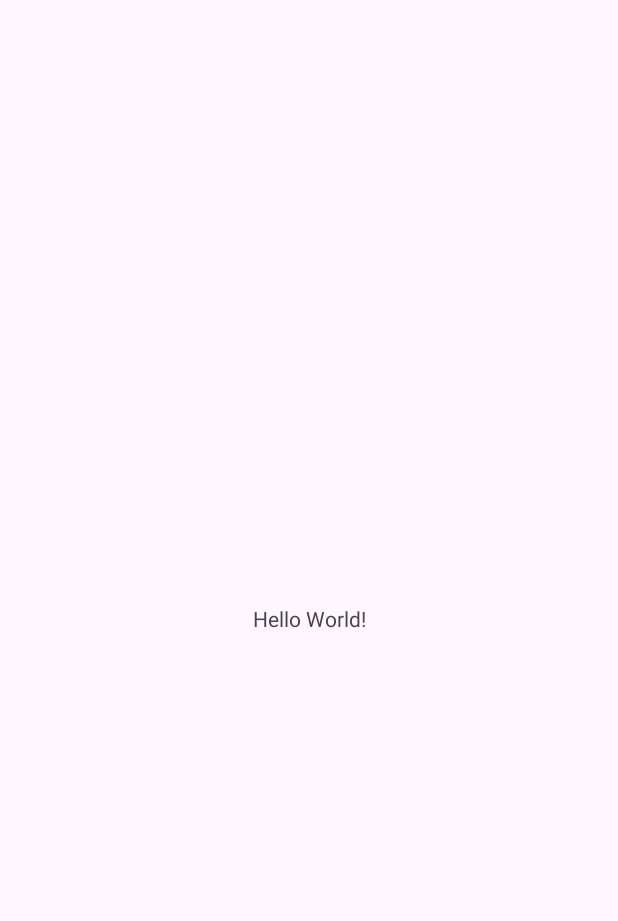
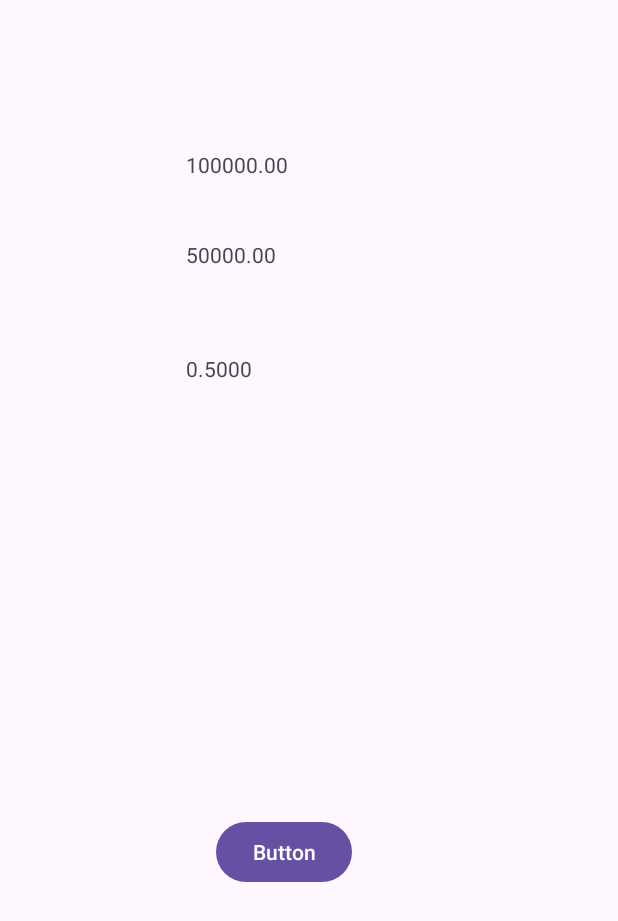
Before and after one commit to JoaoWalter193/MOBILE-ConversorMoeda, an Android app: the screen it shows after launch (MainActivity), on a phone screen of 412 x 824 dp. Before the commit the part shown is almost empty. Shown: the top 921 px of the screen. Run offline under Robolectric (Android 15) with nearby library versions, the phone set to English and light mode, and no system bars.

Commit message:
pedro melhora pfv, n se caga

```diff
--- a/app/src/main/AndroidManifest.xml
+++ b/app/src/main/AndroidManifest.xml
@@ -1,8 +1,8 @@
 <?xml version="1.0" encoding="utf-8"?>
 <manifest xmlns:android="http://schemas.android.com/apk/res/android"
     xmlns:tools="http://schemas.android.com/tools">
+
     <uses-permission android:name="android.permission.INTERNET" />
-
 
     <application
         android:allowBackup="true"
@@ -13,6 +13,9 @@
         android:roundIcon="@mipmap/ic_launcher_round"
         android:supportsRtl="true"
         android:theme="@style/Theme.ConversorDeMoedas">
+        <activity
+            android:name=".ConvertResources"
+            android:exported="false" />
         <activity
             android:name=".MainActivity"
             android:exported="true">
--- a/app/src/main/java/com/example/conversordemoedas/MainActivity.kt
+++ b/app/src/main/java/com/example/conversordemoedas/MainActivity.kt
@@ -1,12 +1,25 @@
 package com.example.conversordemoedas
 
+import android.content.Intent
 import android.os.Bundle
+import android.view.View
+import android.widget.TextView
 import androidx.activity.enableEdgeToEdge
 import androidx.appcompat.app.AppCompatActivity
 import androidx.core.view.ViewCompat
 import androidx.core.view.WindowInsetsCompat
+import retrofit2.Retrofit
+import retrofit2.converter.gson.GsonConverterFactory
 
 class MainActivity : AppCompatActivity() {
+
+    private lateinit var textViewReal: TextView
+    private lateinit var textViewDolar: TextView
+    private lateinit var textViewBtc: TextView
+
+
+
+
     override fun onCreate(savedInstanceState: Bundle?) {
         super.onCreate(savedInstanceState)
         enableEdgeToEdge()
@@ -16,5 +29,19 @@ class MainActivity : AppCompatActivity() {
             v.setPadding(systemBars.left, systemBars.top, systemBars.right, systemBars.bottom)
             insets
         }
+        textViewReal = findViewById(R.id.textViewReal)
+        textViewDolar = findViewById(R.id.textViewDolar)
+        textViewBtc = findViewById(R.id.textViewBitcoin)
+        textViewReal.setText("%.2f".format(Valores.valorReal))
+        textViewDolar.setText("%.2f".format(Valores.valorDOlar))
+        textViewBtc.setText("%.4f".format(Valores.valorBtc))
+
     }
+
+    fun irConverter(view: View){
+        val intent = Intent(this, ConvertResources::class.java)
+        startActivity(intent)
+    }
+
+
 }
--- /dev/null
+++ b/app/src/main/java/com/example/conversordemoedas/Valores.kt
@@ -0,0 +1,8 @@
+package com.example.conversordemoedas
+
+object Valores {
+    var valorReal = 100000.00
+    var valorDOlar = 50000.00
+    var valorBtc = 0.5000
+
+}
--- a/app/src/main/res/layout/activity_main.xml
+++ b/app/src/main/res/layout/activity_main.xml
@@ -8,12 +8,43 @@
     tools:context=".MainActivity">
 
     <TextView
+        android:id="@+id/textViewReal"
         android:layout_width="wrap_content"
         android:layout_height="wrap_content"
-        android:text="Hello World!"
-        app:layout_constraintBottom_toBottomOf="parent"
-        app:layout_constraintEnd_toEndOf="parent"
+        android:layout_marginStart="124dp"
+        android:layout_marginTop="100dp"
+        android:text="TextView"
         app:layout_constraintStart_toStartOf="parent"
         app:layout_constraintTop_toTopOf="parent" />
 
+    <TextView
+        android:id="@+id/textViewDolar"
+        android:layout_width="wrap_content"
+        android:layout_height="wrap_content"
+        android:layout_marginStart="124dp"
+        android:layout_marginTop="160dp"
+        android:text="TextView"
+        app:layout_constraintStart_toStartOf="parent"
+        app:layout_constraintTop_toTopOf="parent" />
+
+    <TextView
+        android:id="@+id/textViewBitcoin"
+        android:layout_width="wrap_content"
+        android:layout_height="wrap_content"
+        android:layout_marginStart="124dp"
+        android:layout_marginTop="236dp"
+        android:text="TextView"
+        app:layout_constraintStart_toStartOf="parent"
+        app:layout_constraintTop_toTopOf="parent" />
+
+    <Button
+        android:id="@+id/button2"
+        android:layout_width="wrap_content"
+        android:layout_height="wrap_content"
+        android:layout_marginStart="144dp"
+        android:layout_marginTop="544dp"
+        android:onClick="irConverter"
+        android:text="Button"
+        app:layout_constraintStart_toStartOf="parent"
+        app:layout_constraintTop_toTopOf="parent" />
 </androidx.constraintlayout.widget.ConstraintLayout>
--- a/app/src/main/res/values/strings.xml
+++ b/app/src/main/res/values/strings.xml
@@ -1,3 +1,8 @@
 <resources>
     <string name="app_name">ConversorDeMoedas</string>
+    <string-array name="ChicoMoedas">
+        <item>Real R$</item>
+        <item>Dólar U$</item>
+        <item>Bitcoin BTC</item>
+    </string-array>
 </resources>
```
Also changed, not shown: app/src/main/java/com/example/conversordemoedas/ConversorAPI.kt (+6 -7 lines), app/src/main/java/com/example/conversordemoedas/ConvertResources.kt (added, +237 -0 lines), app/src/main/java/com/example/conversordemoedas/CurrencyData.kt (added, +18 -0 lines), app/src/main/java/com/example/conversordemoedas/Response.kt (deleted, +0 -13 lines), app/src/main/res/layout/activity_convert_resources.xml (added, +81 -0 lines).
